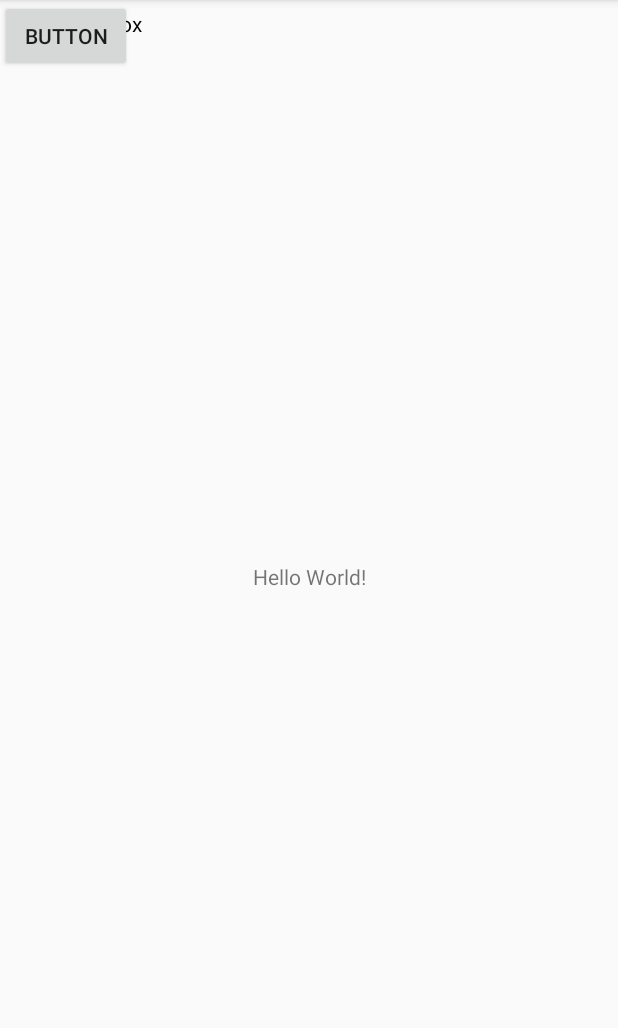
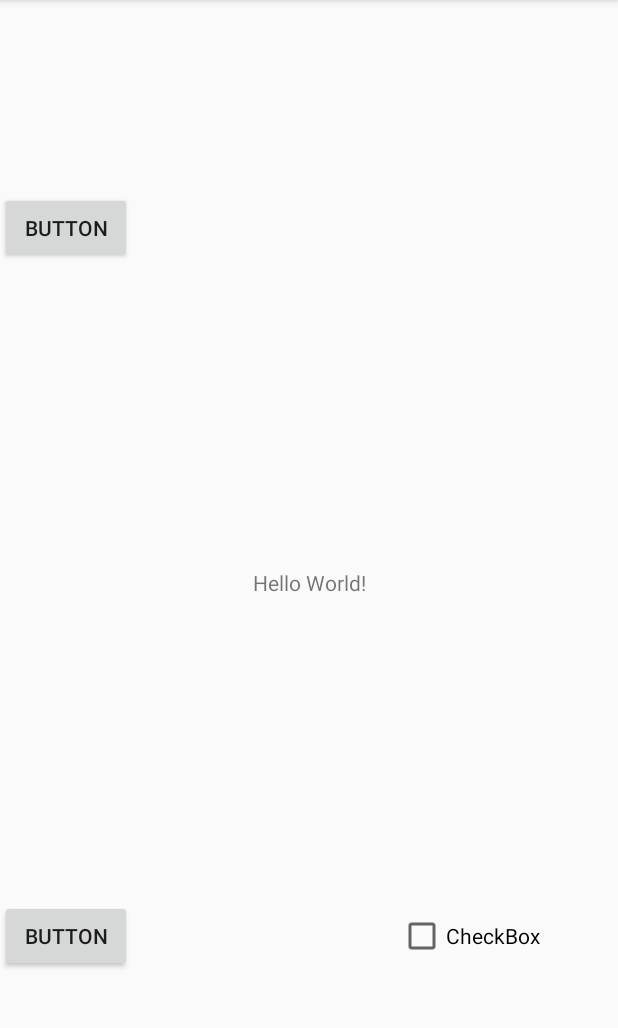
Before and after one commit to KayroPereira/testGit, an Android app: the screen it shows after launch (MainActivity), on a phone screen of 412 x 824 dp, the part 84-1112 px from its top. Run offline under Robolectric (Android 15) with nearby library versions, the phone set to English and light mode, and no system bars.

Commit message:
Inserido segundo botões

```diff
--- a/app/src/main/res/layout/activity_main.xml
+++ b/app/src/main/res/layout/activity_main.xml
@@ -9,6 +9,7 @@
     <TextView
         android:layout_width="wrap_content"
         android:layout_height="wrap_content"
+        android:layout_marginTop="8dp"
         android:text="Hello World!"
         app:layout_constraintBottom_toBottomOf="parent"
         app:layout_constraintLeft_toLeftOf="parent"
@@ -19,16 +20,30 @@
         android:id="@+id/button"
         android:layout_width="wrap_content"
         android:layout_height="wrap_content"
+        android:layout_marginBottom="120dp"
         android:text="Button"
-        tools:layout_editor_absoluteX="88dp"
-        tools:layout_editor_absoluteY="423dp" />
+        app:layout_constraintBottom_toBottomOf="parent"
+        tools:ignore="MissingConstraints"
+        tools:layout_editor_absoluteX="79dp" />
 
     <CheckBox
         android:id="@+id/checkBox"
         android:layout_width="wrap_content"
         android:layout_height="wrap_content"
+        android:layout_marginEnd="52dp"
+        android:layout_marginBottom="128dp"
         android:text="CheckBox"
-        tools:layout_editor_absoluteX="286dp"
-        tools:layout_editor_absoluteY="431dp" />
+        app:layout_constraintBottom_toBottomOf="parent"
+        app:layout_constraintEnd_toEndOf="parent"
+        tools:ignore="MissingConstraints" />
+
+    <Button
+        android:id="@+id/button2"
+        android:layout_width="wrap_content"
+        android:layout_height="wrap_content"
+        android:layout_marginTop="128dp"
+        android:text="Button"
+        app:layout_constraintTop_toTopOf="parent"
+        tools:layout_editor_absoluteX="71dp" />
 
 </androidx.constraintlayout.widget.ConstraintLayout>
```
